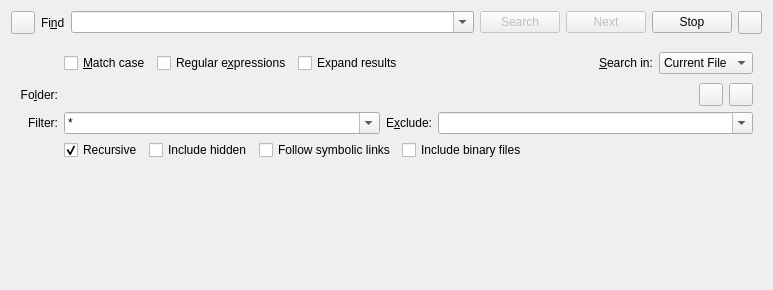
Old version of the form addons/search/search.ui in the repository KDE/kate.
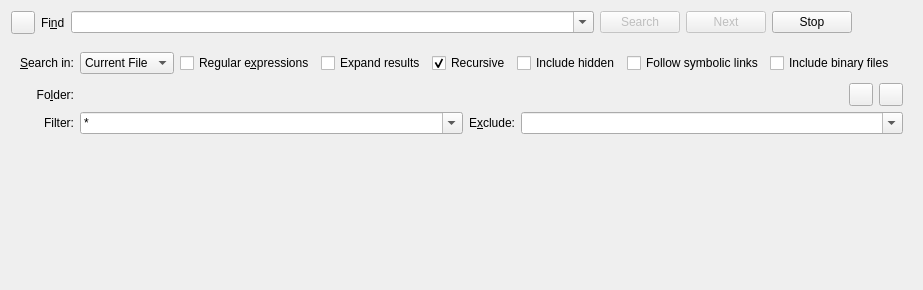
New version of the form. Custom widgets are drawn as their Qt base class.

Commit message: play around bit more with search in files layou

```diff
--- a/addons/search/search.ui
+++ b/addons/search/search.ui
@@ -81,11 +81,27 @@
        </property>
       </widget>
      </item>
+     <item>
+      <widget class="QToolButton" name="matchCase">
+       <property name="checkable">
+        <bool>true</bool>
+       </property>
+       <property name="autoRaise">
+        <bool>true</bool>
+       </property>
+      <property name="toolTip">
+        <string>&amp;Match case</string>
+       </property>
+      </widget>
+     </item>
      <item>
       <widget class="QToolButton" name="displayOptions">
        <property name="checkable">
         <bool>true</bool>
        </property>
+       <property name="autoRaise">
+        <bool>true</bool>
+       </property>
       </widget>
      </item>
     </layout>
@@ -158,37 +174,6 @@
          </item>
          <item row="3" column="1">
           <layout class="QHBoxLayout" name="horizontalLayout_2">
-           <item>
-            <widget class="QCheckBox" name="recursiveCheckBox">
-             <property name="text">
-              <string>Recursive</string>
-             </property>
-             <property name="checked">
-              <bool>true</bool>
-             </property>
-            </widget>
-           </item>
-           <item>
-            <widget class="QCheckBox" name="hiddenCheckBox">
-             <property name="text">
-              <string>Include hidden</string>
-             </property>
-            </widget>
-           </item>
-           <item>
-            <widget class="QCheckBox" name="symLinkCheckBox">
-             <property name="text">
-              <string>Follow symbolic links</string>
-             </property>
-            </widget>
-           </item>
-           <item>
-            <widget class="QCheckBox" name="binaryCheckBox">
-             <property name="text">
-              <string>Include binary files</string>
-             </property>
-            </widget>
-           </item>
            <item>
             <spacer name="horizontalSpacer_2">
              <property name="orientation">
@@ -240,7 +225,45 @@
          </item>
          <item row="0" column="1">
           <layout class="QGridLayout" name="gridLayout">
+           <item row="0" column="6">
+            <widget class="QCheckBox" name="symLinkCheckBox">
+             <property name="text">
+              <string>Follow symbolic links</string>
+             </property>
+            </widget>
+           </item>
+           <item row="0" column="7">
+            <widget class="QCheckBox" name="binaryCheckBox">
+             <property name="text">
+              <string>Include binary files</string>
+             </property>
+            </widget>
+           </item>
+           <item row="0" column="4">
+            <widget class="QCheckBox" name="recursiveCheckBox">
+             <property name="text">
+              <string>Recursive</string>
+             </property>
+             <property name="checked">
+              <bool>true</bool>
+             </property>
+            </widget>
+           </item>
+           <item row="0" column="5">
+            <widget class="QCheckBox" name="hiddenCheckBox">
+             <property name="text">
+              <string>Include hidden</string>
+             </property>
+            </widget>
+           </item>
            <item row="0" column="3">
+            <widget class="QCheckBox" name="expandResults">
+             <property name="text">
+              <string extracomment="When this is checked the result treeview will be expanded after a search">Expand results</string>
+             </property>
+            </widget>
+           </item>
+           <item row="0" column="8">
             <spacer name="horizontalSpacer">
              <property name="orientation">
               <enum>Qt::Horizontal</enum>
@@ -253,43 +276,7 @@
              </property>
             </spacer>
            </item>
-           <item row="0" column="4">
-            <widget class="QLabel" name="label">
-             <property name="text">
-              <string>&amp;Search in:</string>
-             </property>
-             <property name="buddy">
-              <cstring>searchPlaceCombo</cstring>
-             </property>
-            </widget>
-           </item>
-           <item row="0" column="5">
-            <widget class="KComboBox" name="searchPlaceCombo">
-             <item>
-              <property name="text">
-               <string>Current File</string>
-              </property>
-             </item>
-             <item>
-              <property name="text">
-               <string>Open Files</string>
-              </property>
-             </item>
-             <item>
-              <property name="text">
-               <string>Folder</string>
-              </property>
-             </item>
-            </widget>
-           </item>
            <item row="0" column="2">
-            <widget class="QCheckBox" name="expandResults">
-             <property name="text">
-              <string extracomment="When this is checked the result treeview will be expanded after a search">Expand results</string>
-             </property>
-            </widget>
-           </item>
-           <item row="0" column="1">
             <widget class="QCheckBox" name="useRegExp">
              <property name="text">
               <string>Regular e&amp;xpressions</string>
@@ -297,10 +284,22 @@
             </widget>
            </item>
            <item row="0" column="0">
-            <widget class="QCheckBox" name="matchCase">
-             <property name="text">
-              <string>&amp;Match case</string>
-             </property>
+            <widget class="KComboBox" name="searchPlaceCombo">
+             <item>
+              <property name="text">
+               <string>Current File</string>
+              </property>
+             </item>
+             <item>
+              <property name="text">
+               <string>Open Files</string>
+              </property>
+             </item>
+             <item>
+              <property name="text">
+               <string>Folder</string>
+              </property>
+             </item>
             </widget>
            </item>
           </layout>
@@ -328,6 +327,16 @@
            </property>
           </widget>
          </item>
+         <item row="0" column="0">
+          <widget class="QLabel" name="label">
+           <property name="text">
+            <string>&amp;Search in:</string>
+           </property>
+           <property name="buddy">
+            <cstring>searchPlaceCombo</cstring>
+           </property>
+          </widget>
+         </item>
         </layout>
        </item>
       </layout>
```
The commit also changes 1 other file.
